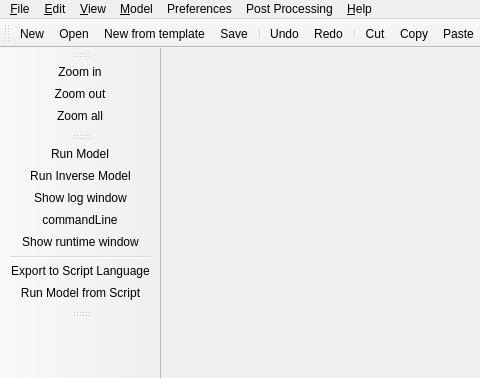
First picture: the form in src/GUI/mainwindowGIFMod.ui, repository ArashMassoudieh/GIFMod, before the edit; both pictures show x 0 to 480 and y 0 to 378 of the 1177 by 791 pixel window.
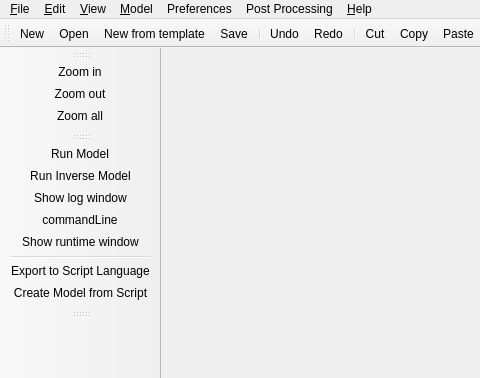
Second picture: the form after the edit. Icons and pictures are not drawn.

What changed in the file:
```diff
--- a/src/GUI/mainwindowGIFMod.ui
+++ b/src/GUI/mainwindowGIFMod.ui
@@ -642,7 +642,10 @@
      <normaloff>Icons/runScript.png</normaloff>Icons/runScript.png</iconset>
    </property>
    <property name="text">
-    <string>Run Model from Script</string>
+    <string>Create Model from Script</string>
+   </property>
+   <property name="iconText">
+    <string>Create Model from Script</string>
    </property>
   </action>
   <action name="action_Hydraulic_Outputs">
```
